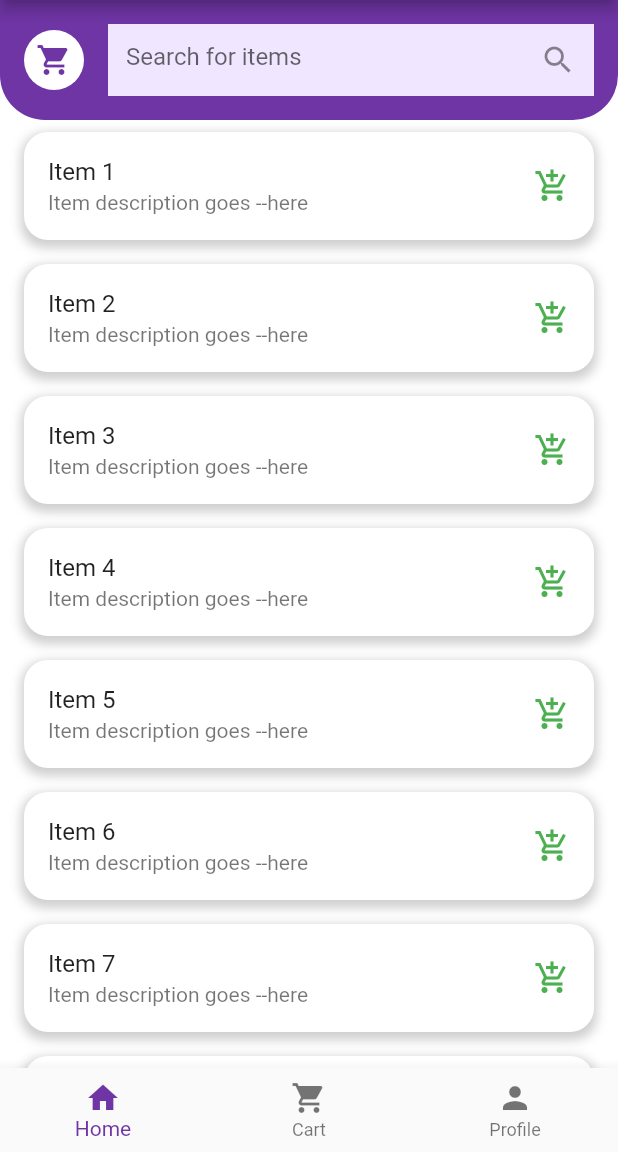
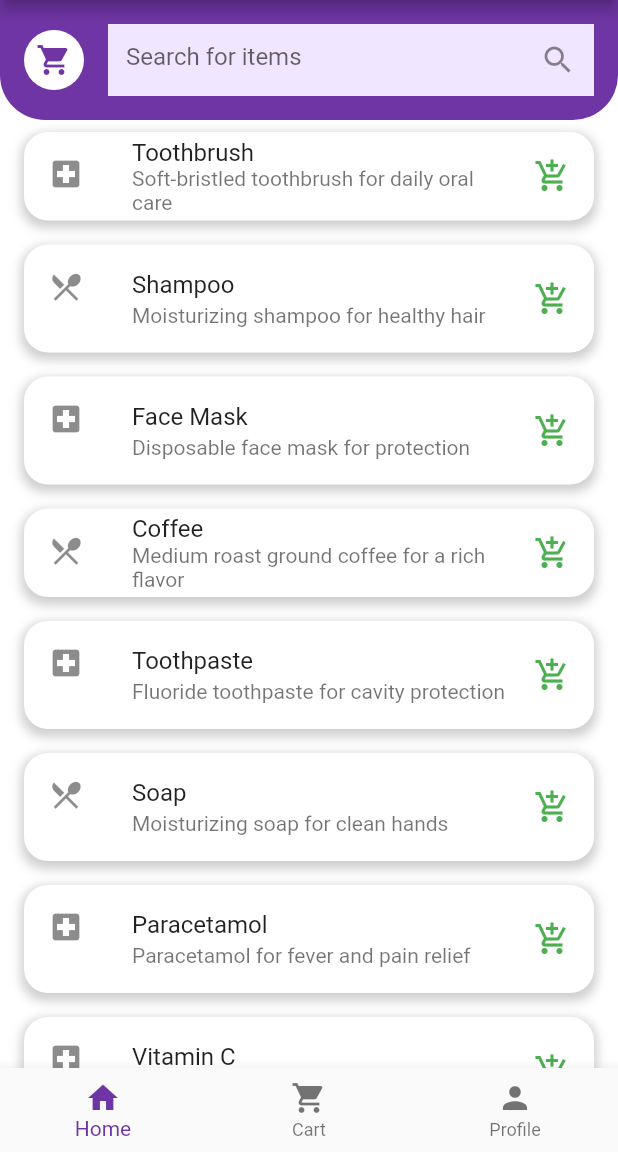
Before and after one commit to Hugo-Dot-Maia/flutter_login_page, a Flutter app: the HomeScreen screen opened directly, on a phone screen of 412 x 824 dp, the part 84-1236 px from its top. Run offline on Flutter 3.47's test engine with Material 2 defaults, Android fonts, the phone set to English and light mode, and no system bars; our stand-ins replace cloud_firestore, firebase_auth, firebase_core, flutter_svg, mask_text_input_formatter, mobx; accounts and stored records are empty; generated files the repository leaves out were written again.

Commit message:
Cart Fix

```diff
--- /dev/null
+++ b/lib/Utils/shopping_list.dart
@@ -0,0 +1,148 @@
+import '../entities/shopping_item.dart';
+
+List<ShoppingItem> shoppingList = [
+  ShoppingItem(
+    itemName: 'Toothbrush',
+    description: 'Soft-bristled toothbrush for daily oral care',
+    type: ItemType.healthcare,
+    price: 2.99,
+  ),
+  ShoppingItem(
+    itemName: 'Shampoo',
+    description: 'Moisturizing shampoo for healthy hair',
+    type: ItemType.consumableGoods,
+    price: 5.99,
+  ),
+  ShoppingItem(
+    itemName: 'Face Mask',
+    description: 'Disposable face mask for protection',
+    type: ItemType.healthcare,
+    price: 9.99,
+  ),
+  ShoppingItem(
+    itemName: 'Coffee',
+    description: 'Medium roast ground coffee for a rich flavor',
+    type: ItemType.consumableGoods,
+    price: 12.99,
+  ),
+  ShoppingItem(
+    itemName: 'Toothpaste',
+    description: 'Fluoride toothpaste for cavity protection',
+    type: ItemType.healthcare,
+    price: 3.99,
+  ),
+  ShoppingItem(
+    itemName: 'Soap',
+    description: 'Moisturizing soap for clean hands',
+    type: ItemType.consumableGoods,
+    price: 1.99,
+  ),
+  ShoppingItem(
+    itemName: 'Paracetamol',
+    description: 'Paracetamol for fever and pain relief',
+    type: ItemType.healthcare,
+    price: 4.99,
+  ),
+  ShoppingItem(
+    itemName: 'Vitamin C',
+    description: 'Vitamin C for immune system support',
+    type: ItemType.healthcare,
+    price: 7.99,
+  ),
+  ShoppingItem(
+    itemName: 'Bread',
+    description: 'Bread for a quick meal',
+    type: ItemType.consumableGoods,
+    price: 2.50,
+  ),
+  ShoppingItem(
+    itemName: 'Milk',
+    description: 'Milk for a quick meal',
+    type: ItemType.consumableGoods,
+    price: 3.50,
+  ),
+  ShoppingItem(
+    itemName: 'Eggs',
+    description: 'Eggs for a quick meal',
+    type: ItemType.consumableGoods,
+    price: 2.99,
+  ),
+  ShoppingItem(
+    itemName: 'Butter',
+    description: 'Butter for a quick meal',
+    type: ItemType.consumableGoods,
+    price: 1.99,
+  ),
+  ShoppingItem(
+    itemName: 'Cheese',
+    description: 'Cheese for a quick meal',
+    type: ItemType.consumableGoods,
+    price: 4.99,
+  ),
+  ShoppingItem(
+    itemName: 'Chicken',
+    description: 'Chicken for a quick meal',
+    type: ItemType.consumableGoods,
+    price: 5.99,
+  ),
+  ShoppingItem(
+    itemName: 'Beef',
+    description: 'Beef for a quick meal',
+    type: ItemType.consumableGoods,
+    price: 6.99,
+  ),
+  ShoppingItem(
+    itemName: 'Pork',
+    description: 'Pork for a quick meal',
+    type: ItemType.consumableGoods,
+    price: 7.99,
+  ),
+  ShoppingItem(
+    itemName: 'Fish',
+    description: 'Fish for a quick meal',
+    type: ItemType.consumableGoods,
+    price: 8.99,
+  ),
+  ShoppingItem(
+    itemName: 'Rice',
+    description: 'Rice for a quick meal',
+    type: ItemType.consumableGoods,
+    price: 9.99,
+  ),
+  ShoppingItem(
+    itemName: 'Pasta',
+    description: 'Pasta for a quick meal',
+    type: ItemType.consumableGoods,
+    price: 10.99,
+  ),
+  ShoppingItem(
+    itemName: 'Cereal',
+    description: 'Cereal for a quick meal',
+    type: ItemType.consumableGoods,
+    price: 11.99,
+  ),
+  ShoppingItem(
+    itemName: 'Ibuprofen',
+    description: 'Ibuprofen for fever and pain relief',
+    type: ItemType.healthcare,
+    price: 4.99,
+  ),
+  ShoppingItem(
+    itemName: 'Aspirin',
+    description: 'Aspirin for fever and pain relief',
+    type: ItemType.healthcare,
+    price: 3.99,
+  ),
+  ShoppingItem(
+    itemName: 'Antacid',
+    description: 'Antacid for heartburn relief',
+    type: ItemType.healthcare,
+    price: 5.99,
+  ),
+  ShoppingItem(
+    itemName: 'Antihistamine',
+    description: 'Antihistamine for allergy relief',
+    type: ItemType.healthcare,
+    price: 6.99,
+  ),
+];
--- /dev/null
+++ b/lib/entities/shopping_item.dart
@@ -0,0 +1,18 @@
+class ShoppingItem {
+  final String itemName;
+  final String description;
+  final ItemType type;
+  final double price;
+
+  ShoppingItem({
+    required this.itemName,
+    required this.description,
+    required this.type,
+    this.price = 0.0,
+  });
+}
+
+enum ItemType {
+  consumableGoods,
+  healthcare,
+}
--- a/lib/screens/homepage/cart_widget.dart
+++ b/lib/screens/homepage/cart_widget.dart
@@ -1,5 +1,9 @@
+import 'package:cloud_firestore/cloud_firestore.dart';
+import 'package:firebase_auth/firebase_auth.dart';
 import 'package:flutter/material.dart';
 
+import '../../Utils/sign_up_alert.dart';
+import '../../entities/shopping_item.dart';
 import 'home_page.dart';
 import 'store/cart_store.dart';
 
@@ -13,7 +17,7 @@ class CartWidget extends StatefulWidget {
 }
 
 class _CartWidgetState extends State<CartWidget> {
-  late List<String> _cartItems;
+  late List<ShoppingItem> _cartItems;
 
   @override
   void initState() {
@@ -21,7 +25,7 @@ class _CartWidgetState extends State<CartWidget> {
     _cartItems = widget.cartStore.cartItems;
   }
 
-  void _removeItemFromCart(String item) {
+  void _removeItemFromCart(ShoppingItem item) {
     setState(() {
       widget.cartStore.removeItemFromCart(item);
       _cartItems = widget.cartStore.cartItems;
@@ -35,18 +39,30 @@ class _CartWidgetState extends State<CartWidget> {
     });
   }
 
-  double getItemPrice(String item) {
-    // Calculate the price of an item
-    return 10;
-  }
-
   double _getTotalPrice() {
     // Calculate the total price of all the items in the cart
     double total = 0;
-    for (String item in _cartItems) {
-      total += getItemPrice(item);
+    for (var item in _cartItems) {
+      total += item.price;
     }
     return total;
+  }
+
+  Future<void> _createOrder(List<ShoppingItem> cartItems) async {
+    String userEmail = FirebaseAuth.instance.currentUser!.email!;
+    var db = FirebaseFirestore.instance;
+
+    final order = <String, dynamic>{
+      'userEmail': userEmail,
+      'items': cartItems.map((item) => item.itemName).toList(),
+      'totalPrice': _getTotalPrice(),
+    };
+    try {
+      await db.collection('users').doc('orders').set(order);
+      showWarningDialog(context, 'Order placed successfully!');
+    } catch (e) {
+      showWarningDialog(context, 'An error occurred. Please try again later.');
+    }
   }
 
   @override
@@ -62,7 +78,7 @@ class _CartWidgetState extends State<CartWidget> {
             child: ListView.builder(
               itemCount: _cartItems.length,
               itemBuilder: (BuildContext context, int index) {
-                String item = _cartItems[index];
+                ShoppingItem item = _cartItems[index];
                 return Padding(
                   padding:
                       const EdgeInsets.symmetric(horizontal: 16, vertical: 8),
@@ -80,8 +96,11 @@ class _CartWidgetState extends State<CartWidget> {
                       ],
                     ),
                     child: ListTile(
-                      title: Text(item),
-                      subtitle: const Text('Item description goes here'),
+                      title: Text(item.itemName),
+                      subtitle: Text(item.description),
+                      leading: Icon(item.type == ItemType.healthcare
+                          ? Icons.local_hospital
+                          : Icons.restaurant_menu),
                       trailing: InkWell(
                         onTap: () => _removeItemFromCart(item),
                         child: const Icon(Icons.remove_shopping_cart,
@@ -100,9 +119,8 @@ class _CartWidgetState extends State<CartWidget> {
               children: [
                 Text('Total: \$${_getTotalPrice()}'),
                 ElevatedButton(
-                  onPressed: () {
-                    // Do something with the cart items, such as place an order
-                    // and clear the cart.
+                  onPressed: () async {
+                    await _createOrder(_cartItems);
                     _clearCartItems();
                   },
                   child: const Text('Place Order'),
--- a/lib/screens/homepage/market_place.dart
+++ b/lib/screens/homepage/market_place.dart
@@ -1,6 +1,8 @@
 import 'package:flutter/material.dart';
 import 'package:flutter_login_page/constants.dart';
+import 'package:flutter_login_page/entities/shopping_item.dart';
 
+import '../../Utils/shopping_list.dart';
 import 'market_place_filter.dart';
 import 'store/cart_store.dart';
 
@@ -16,27 +18,17 @@ class MarketplaceWidget extends StatefulWidget {
 
 class _MarketplaceWidgetState extends State<MarketplaceWidget> {
   TextEditingController _searchController = TextEditingController();
+  var test = shoppingList;
 
-  List<String> items = [
-    'Item 1',
-    'Item 2',
-    'Item 3',
-    'Item 4',
-    'Item 5',
-    'Item 6',
-    'Item 7',
-    'Item 8',
-    'Item 9',
-  ];
   List<String> _selectedFilters = [];
   String _searchText = '';
 
-  void _addToCart(String item) {
+  void _addToCart(ShoppingItem item) {
     if (widget.cartStore.cartItems.contains(item)) {
       // Show warning message to user that item is already in cart
       ScaffoldMessenger.of(context).showSnackBar(
         SnackBar(
-          content: Text('$item is already in the cart.'),
+          content: Text('${item.itemName} is already in the cart.'),
         ),
       );
     } else {
@@ -46,13 +38,13 @@ class _MarketplaceWidgetState extends State<MarketplaceWidget> {
     }
   }
 
-  void _showDetailsDialog(String item) {
+  void _showDetailsDialog(ShoppingItem item) {
     showDialog(
       context: context,
       builder: (BuildContext context) {
         return AlertDialog(
-          title: Text(item),
-          content: Text('Additional information about $item goes here.'),
+          title: Text(item.itemName),
+          content: Text(item.description),
           actions: [
             TextButton(
               child: const Text('CANCEL'),
@@ -62,7 +54,7 @@ class _MarketplaceWidgetState extends State<MarketplaceWidget> {
               child: const Text('ADD TO CART'),
               onPressed: () {
                 _addToCart(item);
-                // Add item to cart
+
                 Navigator.of(context).pop();
               },
             ),
@@ -157,13 +149,13 @@ class _MarketplaceWidgetState extends State<MarketplaceWidget> {
           ),
           Expanded(
             child: ListView.builder(
-              itemCount: items.length,
+              itemCount: shoppingList.length,
               itemBuilder: (BuildContext context, int index) {
-                String item = items[index];
+                ShoppingItem item = shoppingList[index];
                 if ((_selectedFilters.isNotEmpty &&
-                        !_selectedFilters.contains(item)) ||
+                        !_selectedFilters.contains(item.itemName)) ||
                     (_searchText.isNotEmpty &&
-                        !item
+                        !item.itemName
                             .toLowerCase()
                             .contains(_searchText.toLowerCase()))) {
                   return const SizedBox.shrink();
@@ -185,8 +177,11 @@ class _MarketplaceWidgetState extends State<MarketplaceWidget> {
                       ],
                     ),
                     child: ListTile(
-                      title: Text(item),
-                      subtitle: const Text('Item description goes --here'),
+                      title: Text(item.itemName),
+                      subtitle: Text(item.description),
+                      leading: Icon(item.type == ItemType.healthcare
+                          ? Icons.local_hospital
+                          : Icons.restaurant_menu),
                       trailing: InkWell(
                         onTap: () => _showDetailsDialog(item),
                         child: const Icon(
--- a/lib/screens/homepage/store/cart_store.dart
+++ b/lib/screens/homepage/store/cart_store.dart
@@ -1,4 +1,6 @@
 import 'package:mobx/mobx.dart';
+
+import '../../../entities/shopping_item.dart';
 
 part 'cart_store.g.dart';
 
@@ -9,15 +11,15 @@ abstract class _CartStore with Store {
   int count = 0;
 
   @observable
-  ObservableList<String> _cartItems = ObservableList<String>.of([]);
+  ObservableList<ShoppingItem> _cartItems = ObservableList<ShoppingItem>.of([]);
 
   @action
-  void addItemToCart(String item) {
+  void addItemToCart(ShoppingItem item) {
     _cartItems.add(item);
   }
 
   @action
-  void removeItemFromCart(String item) {
+  void removeItemFromCart(ShoppingItem item) {
     _cartItems.remove(item);
   }
 
@@ -26,7 +28,7 @@ abstract class _CartStore with Store {
     _cartItems.clear();
   }
 
-  List<String> get cartItems => _cartItems;
+  List<ShoppingItem> get cartItems => _cartItems;
 
   @action
   void increment() {
--- a/lib/screens/signUp/components/signup_form.dart
+++ b/lib/screens/signUp/components/signup_form.dart
@@ -159,7 +159,6 @@ class _SignUpFormState extends State<SignUpForm> {
       "gender": _gender,
       "role": _role,
     };
-    // Add a new document with a generated ID
     db.collection("users").doc("userData").set(user);
   }
 
```
